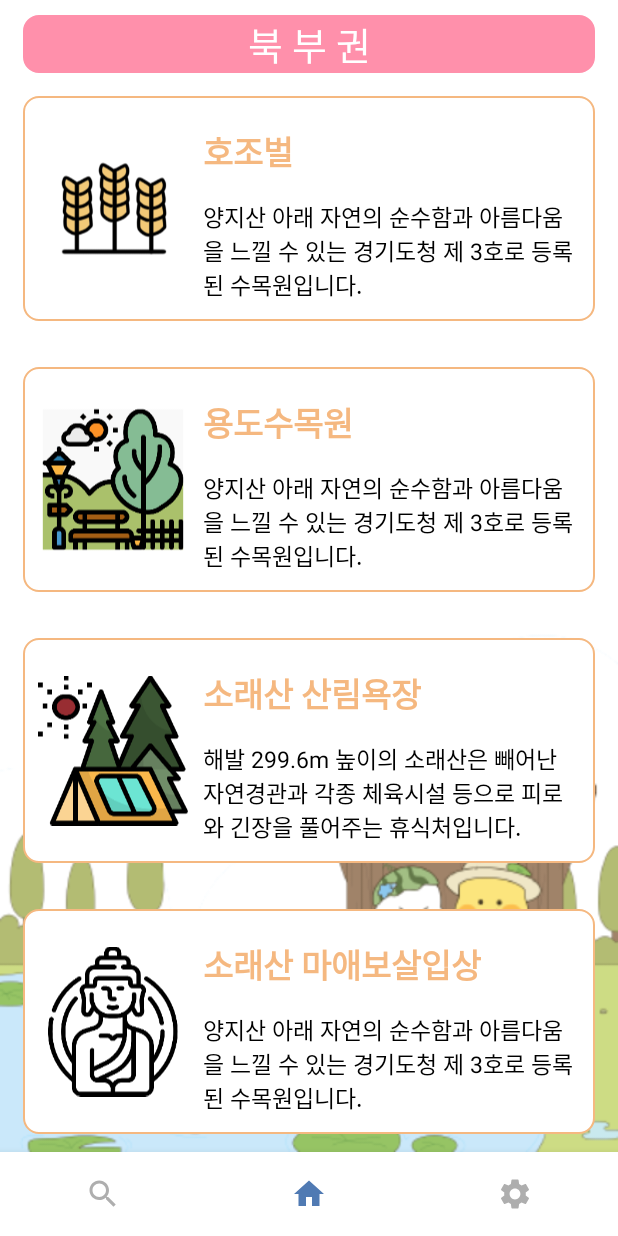
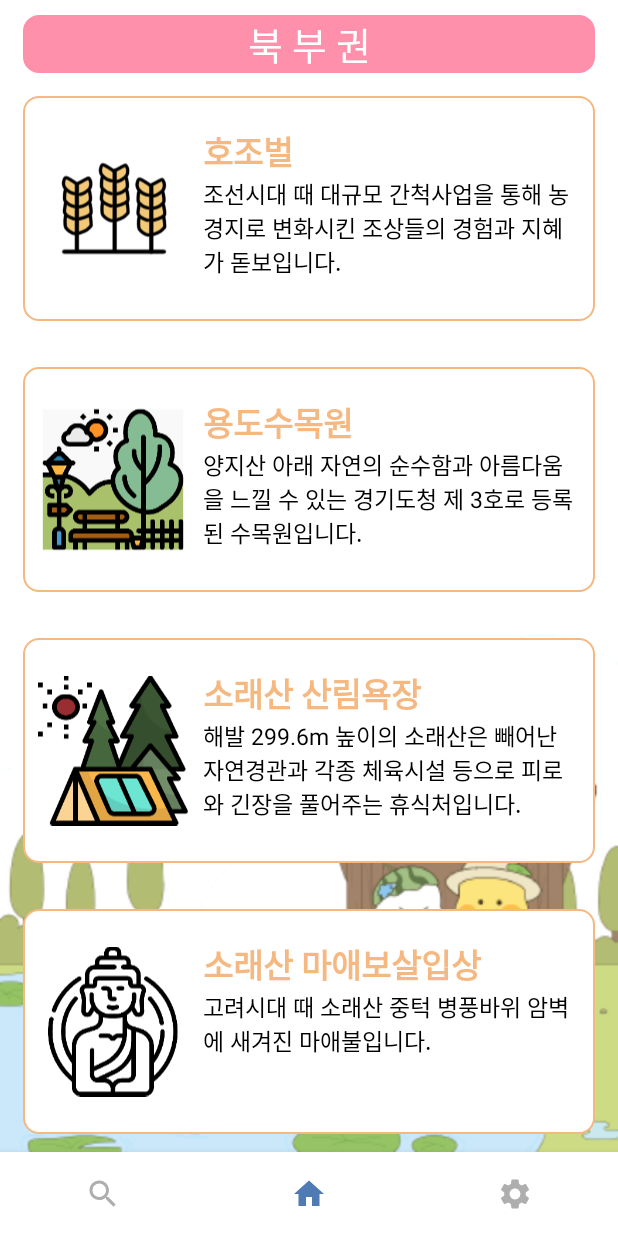
Before and after one commit to kimsw215/SeeHeung, an Android app: the NorthClassifyFragment screen opened through its navigation route, on a phone screen of 412 x 824 dp. Run offline under Robolectric (Android 15) with nearby library versions, the phone set to English and light mode, and no system bars; our stand-ins replace Firebase (no records; nobody signed in at launch, a user with empty details on screens opened directly), navigation-ui.

Commit message:
관광지 목록 전체적으로 수정(문법오류, 누락된 설명, 텍스트 margintop삭제-설명이 길면 너무 내려가있어서)

```diff
--- a/app/src/main/java/kr/ac/kpu/ce2019152012/seeheung/NorthFragments/NorthClassifyFragment.kt
+++ b/app/src/main/java/kr/ac/kpu/ce2019152012/seeheung/NorthFragments/NorthClassifyFragment.kt
@@ -60,14 +60,14 @@ class NorthClassifyFragment : Fragment() {
         }
 
         datas.apply{
-            add(HashDataVo("호조벌", "양지산 아래 자연의 순수함과 아름다움을 느낄 수 있는 경기도청 제 3호로 등록된 수목원입니다.",  R.drawable.icon_farm))
+            add(HashDataVo("호조벌", "조선시대 때 대규모 간척사업을 통해 농경지로 변화시킨 조상들의 경험과 지혜가 돋보입니다.",  R.drawable.icon_farm))
             add(HashDataVo("용도수목원", "양지산 아래 자연의 순수함과 아름다움을 느낄 수 있는 경기도청 제 3호로 등록된 수목원입니다.",  R.drawable.icon_park))
             add(HashDataVo("소래산 산림욕장", "해발 299.6m 높이의 소래산은 빼어난 자연경관과 각종 체육시설 등으로 피로와 긴장을 풀어주는 휴식처입니다.", R.drawable.icon_camping))
-            add(HashDataVo("소래산 마애보살입상", "양지산 아래 자연의 순수함과 아름다움을 느낄 수 있는 경기도청 제 3호로 등록된 수목원입니다.",  R.drawable.icon_buddha))
+            add(HashDataVo("소래산 마애보살입상", "고려시대 때 소래산 중턱 병풍바위 암벽에 새겨진 마애불입니다.",  R.drawable.icon_buddha))
             add(HashDataVo("방산동 청자와 백자 요지", "신라 말기 도입된 벽돌가마에서 고려 초기의 청자와 백자를 생산했던 흔적을 보여줍니다.",  R.drawable.icon_ceramic))
-            add(HashDataVo("삼미시장", "양지산 아래 자연의 순수함과 아름다움을 느낄 수 있는 경기도청 제 3호로 등록된 수목원입니다.",  R.drawable.icon_market))
-            add(HashDataVo("모랫골만지작 스튜디오", "양지산 아래 자연의 순수함과 아름다움을 느낄 수 있는 경기도청 제 3호로 등록된 수목원입니다.",  R.drawable.icon_palette))
-            add(HashDataVo("소전미술관", "양지산 아래 자연의 순수함과 아름다움을 느낄 수 있는 경기도청 제 3호로 등록된 수목원입니다.",  R.drawable.icon_parchment))
+            add(HashDataVo("삼미시장", "시흥 최대의 전통시장으로 정기적 문화공연과 행사를 통해 시민들과 함께 흥겨운 시장 분위기를 만들어냅니다.",  R.drawable.icon_market))
+            add(HashDataVo("모랫골만지작 스튜디오", "문화특화지역 조성사업의 일환으로 조성된 모랫골 만지작스튜디오는 시민-문화예술인의 창작공간입니다.",  R.drawable.icon_palette))
+            add(HashDataVo("소전미술관", "도자기 명품들과 불교미술, 회화, 공예 등을 마주하는 상설전시실과 각종 거장들의 조각품이 전시된 야외 정원으로 이루어진 미술관입니다.",  R.drawable.icon_parchment))
 
             listAdapter.datas = datas
             listAdapter.notifyDataSetChanged()
--- a/app/src/main/res/layout/center_item_recycler.xml
+++ b/app/src/main/res/layout/center_item_recycler.xml
@@ -46,7 +46,6 @@
             android:id="@+id/text_rv_tag_1"
             android:layout_width="wrap_content"
             android:layout_height="wrap_content"
-            android:layout_marginTop="15dp"
             android:text="#빨간 등대"
             android:textSize="15dp"
             android:textColor="@color/black"/>
```
Also changed, not shown: app/src/main/java/kr/ac/kpu/ce2019152012/seeheung/SouthFragments/SouthClassifyFragment.kt (+7 -7 lines).
